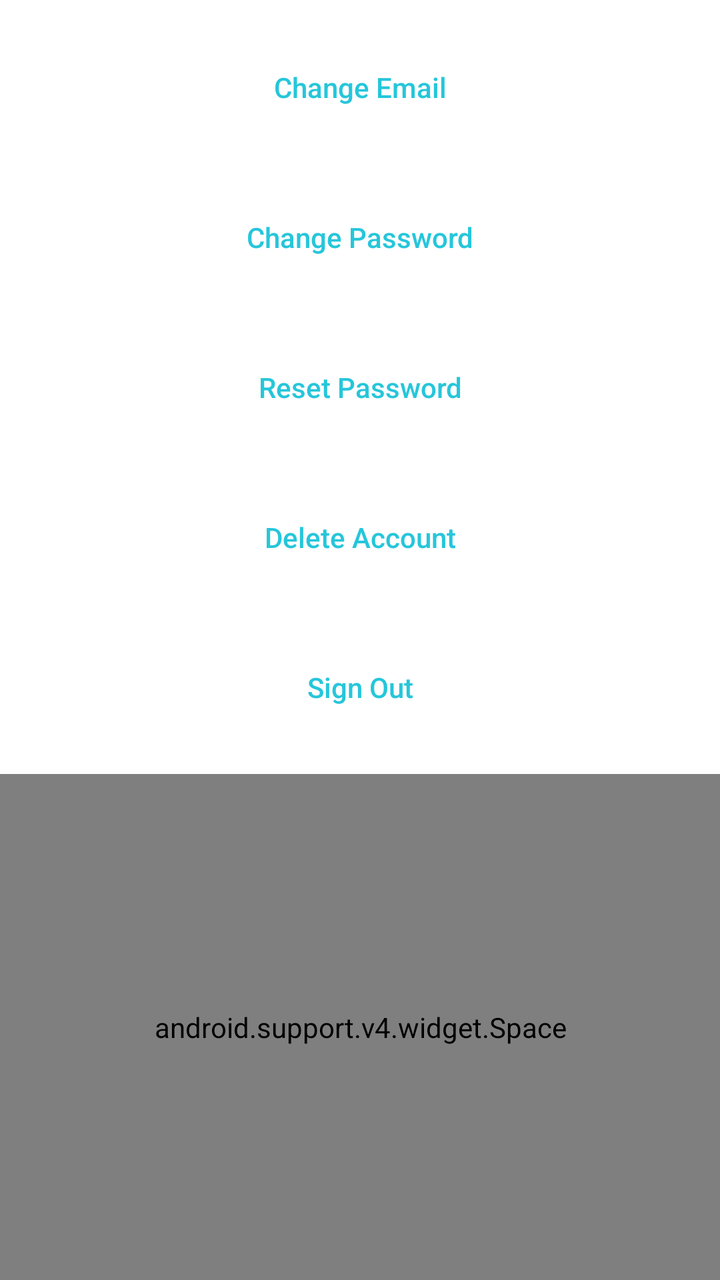
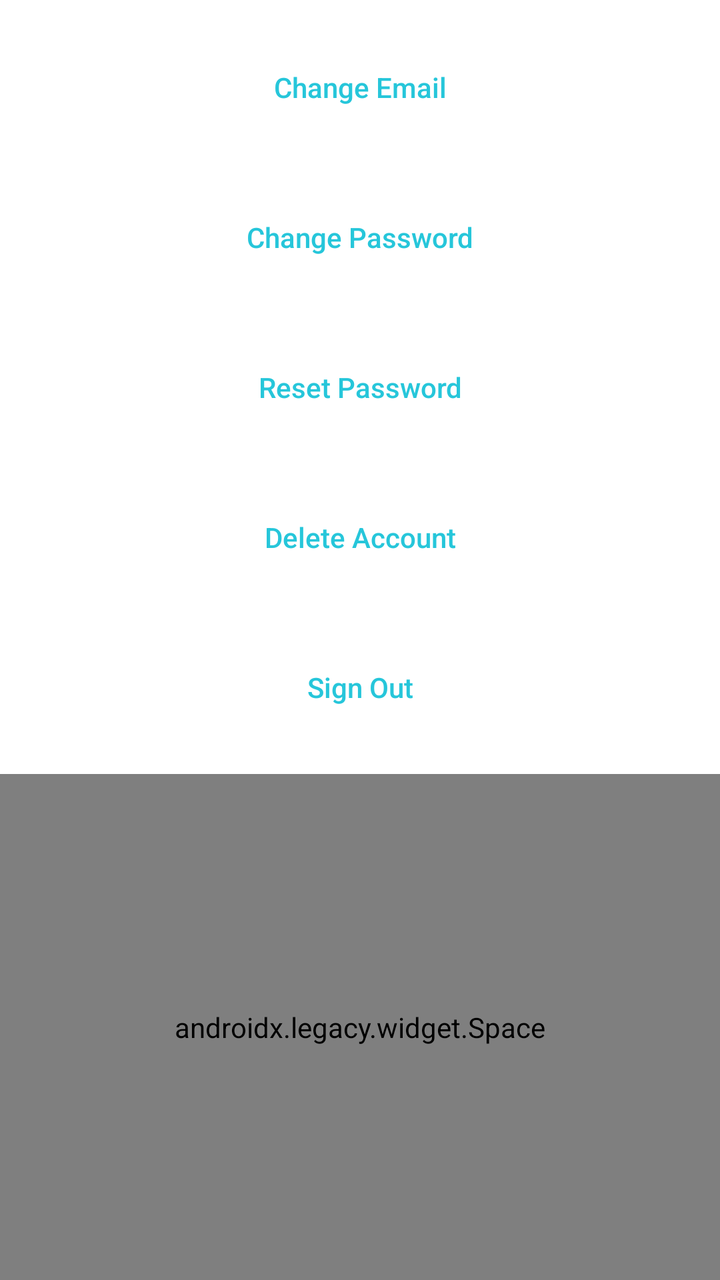

The first picture is an Android layout as it rendered before a commit; the second is the same layout after the commit. The layout source and the unified diff follow.
<!-- AndroidManifest.xml: application theme AppTheme -->
<!-- res/layout/account_fragment.xml -->
<?xml version="1.0" encoding="utf-8"?>
<RelativeLayout
    xmlns:android="http://schemas.android.com/apk/res/android"
    android:layout_width="match_parent"
    android:layout_height="match_parent">

    <LinearLayout
        android:layout_width="match_parent"
        android:layout_height="match_parent"
        android:orientation="vertical"
        android:paddingTop="@dimen/activity_horizontal_margin"
        >

        <EditText
            android:id="@+id/newEmailEditText"
            android:layout_width="match_parent"
            android:layout_height="64dp"
            android:visibility="gone"
            android:hint="@string/new_email_hint"
            android:inputType="textEmailAddress"
            android:maxLines="1"
            android:layout_marginBottom="@dimen/activity_horizontal_margin"
            android:padding="@dimen/activity_horizontal_margin"/>

        <TextView
            android:id="@+id/changeEmailButton"
            style="?android:textAppearanceSmall"
            android:layout_width="match_parent"
            android:layout_height="0dp"
            android:layout_weight="1"
            android:layout_marginBottom="@dimen/activity_horizontal_margin"
            android:text="@string/change_email"
            android:textColor="@color/colorSecondary"
            android:background="@color/colorPrimary"
            android:gravity="center"
            android:fontFamily="sans-serif-medium"
            android:textAllCaps="false"/>

        <EditText
            android:id="@+id/newPasswordEditText"
            android:layout_width="match_parent"
            android:layout_height="64dp"
            android:focusableInTouchMode="true"
            android:visibility="gone"
            android:hint="@string/new_password_hint"
            android:inputType="textPassword"
            android:maxLines="1"
            android:layout_marginBottom="@dimen/activity_horizontal_margin"
            android:padding="@dimen/activity_horizontal_margin"/>

        <TextView
            android:id="@+id/changePasswordButton"
            style="?android:textAppearanceSmall"
            android:layout_width="match_parent"
            android:layout_height="0dp"
            android:layout_weight="1"
            android:layout_marginBottom="@dimen/activity_horizontal_margin"
            android:text="@string/change_password"
            android:textColor="@color/colorSecondary"
            android:background="@color/colorPrimary"
            android:gravity="center"
            android:fontFamily="sans-serif-medium"
            android:textAllCaps="false"/>

        <TextView
            android:id="@+id/resetPasswordButton"
            style="?android:textAppearanceSmall"
            android:layout_width="match_parent"
            android:layout_height="0dp"
            android:layout_weight="1"
            android:layout_marginBottom="@dimen/activity_horizontal_margin"
            android:text="@string/reset_password"
            android:textColor="@color/colorSecondary"
            android:background="@color/colorPrimary"
            android:gravity="center"
            android:fontFamily="sans-serif-medium"
            android:textAllCaps="false"/>

        <TextView
            android:id="@+id/deleteAccountButton"
            style="?android:textAppearanceSmall"
            android:layout_width="match_parent"
            android:layout_height="0dp"
            android:layout_weight="1"
            android:layout_marginBottom="@dimen/activity_horizontal_margin"
            android:text="@string/delete_account"
            android:textColor="@color/colorSecondary"
            android:background="@color/colorPrimary"
            android:gravity="center"
            android:fontFamily="sans-serif-medium"
            android:textAllCaps="false"/>

        <TextView
            android:id="@+id/signOutButton"
            style="?android:textAppearanceSmall"
            android:layout_width="match_parent"
            android:layout_height="0dp"
            android:layout_weight="1"
            android:layout_marginBottom="@dimen/activity_horizontal_margin"
            android:textColor="@color/colorSecondary"
            android:background="@color/colorPrimary"
            android:text="@string/sign_out"
            android:gravity="center"
            android:fontFamily="sans-serif-medium"
            android:textAllCaps="false"/>

        <android.support.v4.widget.Space
            android:layout_width="match_parent"
            android:layout_height="0dp"
            android:layout_weight="4"/>


    </LinearLayout>

    <ProgressBar
        style="?android:attr/progressBarStyleLarge"
        android:layout_width="wrap_content"
        android:layout_height="wrap_content"
        android:id="@+id/progressBar"
        android:layout_centerVertical="true"
        android:layout_centerHorizontal="true"
        android:indeterminate="true"
        android:visibility="gone"/>

</RelativeLayout>
<!-- resources referenced by this layout -->
<resources>
  <color name="colorPrimary">#ffffffff</color>
  <color name="colorSecondary">#ff26c6da</color>
  <dimen name="activity_horizontal_margin">12dp</dimen>
  <string name="change_email">Change Email</string>
  <string name="change_password">Change Password</string>
  <string name="delete_account">Delete Account</string>
  <string name="new_email_hint">New Email</string>
  <string name="new_password_hint">New Password</string>
  <string name="reset_password">Reset Password</string>
  <string name="sign_out">Sign Out</string>
  <style name="AppTheme" parent="BaseTheme">
      </style>
  <style name="BaseTheme" parent="Theme.MaterialComponents.Light.DarkActionBar">
          <item name="colorPrimary">@color/colorSecondary</item>
          <item name="colorPrimaryDark">@color/colorSecondaryDark</item> 
          <item name="colorAccent">@color/colorSecondary</item> 
  
      </style>
  <color name="colorSecondaryDark">#ff0095a8</color>
</resources>

<!-- the commit's change to res/layout/account_fragment.xml (unified diff, before → after) -->
@@ -104,7 +104,7 @@
             android:fontFamily="sans-serif-medium"
             android:textAllCaps="false"/>
 
-        <android.support.v4.widget.Space
+        <androidx.legacy.widget.Space
             android:layout_width="match_parent"
             android:layout_height="0dp"
             android:layout_weight="4"/>
